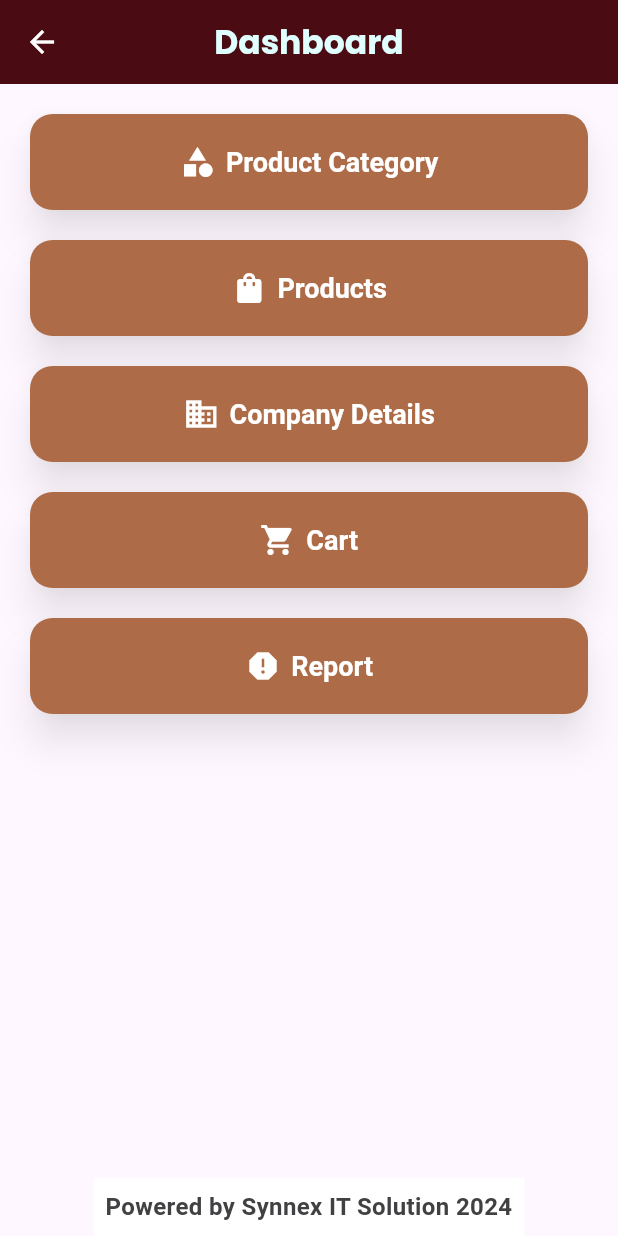
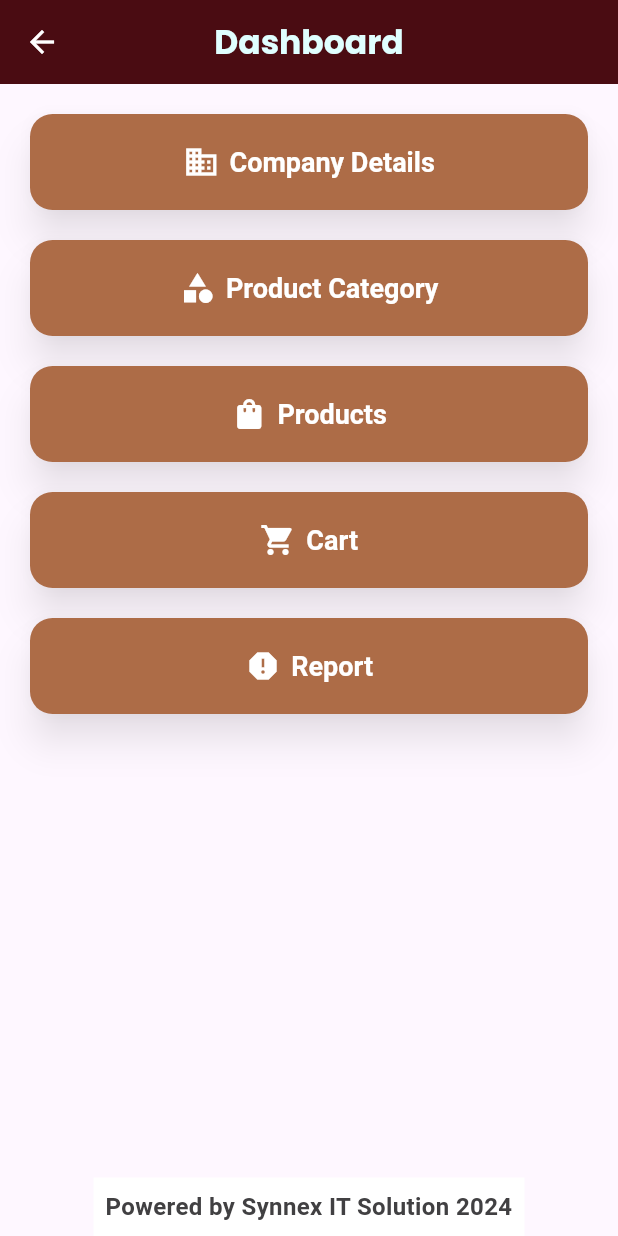
Before and after one commit to MobileSamadhi/New_Restaurant, a Flutter app: the Products screen opened directly, after a tap on the "arrow back" icon, on a phone screen of 412 x 824 dp. Run offline on Flutter 3.47's test engine with Material 3 defaults, Android fonts, the light colour scheme and no system bars; our stand-ins replace google_fonts, image_picker, printing, sqflite; missing offline and left inert: blue_thermal_printer; accounts and stored records are empty.

Commit message:
added commit

```diff
--- a/lib/Views/dashboard.dart
+++ b/lib/Views/dashboard.dart
@@ -34,7 +34,7 @@ class DashboardPage extends StatelessWidget {
         ],
       ),
       body: Column(
-        children: [
+        children:[
           Expanded(
             child: SingleChildScrollView(
               child: Center(
@@ -44,6 +44,14 @@ class DashboardPage extends StatelessWidget {
                     mainAxisAlignment: MainAxisAlignment.center,
                     crossAxisAlignment: CrossAxisAlignment.stretch,
                     children: [
+                      buildDashboardButton(
+                        context,
+                        'Company Details',
+                        Color(0xFFad6c47), // Purple color
+                        Icons.business,
+                        CompanyDetailsPage(),
+                      ),
+                      const SizedBox(height: 20),
                       buildDashboardButton(
                         context,
                         'Product Category',
@@ -58,14 +66,6 @@ class DashboardPage extends StatelessWidget {
                         Color(0xFFad6c47), // Blue color
                         Icons.shopping_bag,
                         Products(),
-                      ),
-                      const SizedBox(height: 20),
-                      buildDashboardButton(
-                        context,
-                        'Company Details',
-                        Color(0xFFad6c47), // Purple color
-                        Icons.business,
-                        CompanyDetailsPage(),
                       ),
                       const SizedBox(height: 20),
                       buildDashboardButton(
--- a/lib/Views/products.dart
+++ b/lib/Views/products.dart
@@ -168,7 +168,7 @@ class _ProductsState extends State<Products> {
                     products = value.isNotEmpty ? searchProduct() : filterProductsByCategory();
                   });
                 },
-                style: TextStyle(color: Colors.white),
+                style: TextStyle(color: Colors.black),
                 decoration: InputDecoration(
                   border: InputBorder.none,
                   icon: Icon(Icons.search, color: Color(0xFF414042)),
```
Also changed, not shown: lib/Views/bill_manager.dart (deleted, +0 -20 lines), lib/Views/bill_page.dart (+5 -5 lines).
